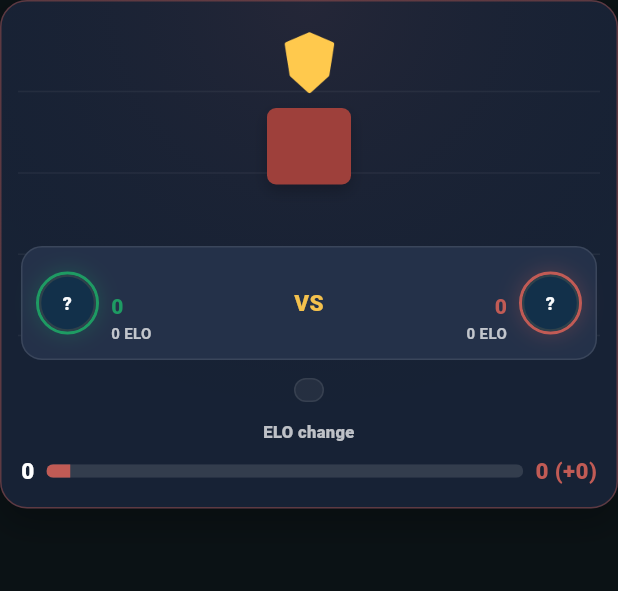
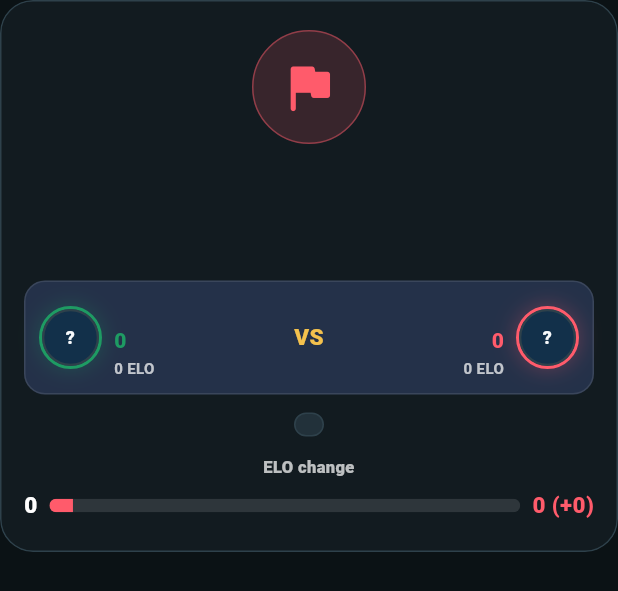
Before and after one commit to ahmtilhn/sudoku_game, a Flutter app: the _ResultShowcaseCard widget shown alone on an empty page, opened directly with empty values, on a phone screen of 412 x 824 dp. Shown: the top 591 px of the screen. Run offline on Flutter 3.47's test engine with Material 3 defaults, Android fonts, the phone set to English and light mode, and no system bars; our stand-ins replace firebase_analytics, firebase_auth, firebase_core, firebase_crashlytics, firebase_messaging, flutter_local_notifications and 5 more; missing offline and left inert: app_tracking_transparency, facebook_app_events, firebase_app_check, in_app_purchase_android; accounts and stored records are empty; statements that could not run were skipped.

Commit message:
Unify online duel result with the shared outcome template

```diff
--- a/lib/features/duel/online_duel_screen.dart
+++ b/lib/features/duel/online_duel_screen.dart
@@ -18,6 +18,7 @@ import '../../widgets/duel_asset_icon.dart';
 import '../../widgets/number_pad.dart';
 import '../../widgets/player_avatar.dart';
 import '../../widgets/sudoku_board.dart';
+import '../../widgets/ux_feedback.dart';
 import '../economy/coin_store_screen.dart';
 import 'matchmaking_screen.dart';
 import 'pre_match_ready_screen.dart';
@@ -878,52 +879,28 @@ class _ResultShowcaseCard extends StatelessWidget {
     final accent = draw
         ? const Color(0xFF8DA2BE)
         : won
-        ? const Color(0xFF1E9B63)
-        : const Color(0xFFC15B55);
-    final banner = draw
-        ? const Color(0xFF4D627E)
+        ? const Color(0xFF29D398)
+        : Theme.of(context).colorScheme.error;
+    final icon = draw
+        ? Icons.handshake_outlined
         : won
-        ? const Color(0xFF128151)
-        : const Color(0xFF9E403B);
-    return DecoratedBox(
-      decoration: BoxDecoration(
-        color: const Color(0xFF172235),
-        borderRadius: BorderRadius.circular(18),
-        border: Border.all(color: accent.withValues(alpha: .42)),
-        boxShadow: [
-          BoxShadow(
-            color: Colors.black.withValues(alpha: .24),
-            blurRadius: 18,
-            offset: const Offset(0, 10),
-          ),
-        ],
-      ),
-      child: ClipRRect(
-        borderRadius: BorderRadius.circular(18),
-        child: Stack(
-          children: [
-            Positioned.fill(
-              child: CustomPaint(painter: _ResultSurfacePainter(accent)),
-            ),
-            Padding(
-              padding: const EdgeInsets.fromLTRB(14, 16, 14, 14),
+        ? Icons.emoji_events_rounded
+        : Icons.flag_rounded;
+
+    return Card(
+      clipBehavior: Clip.antiAlias,
+      child: Padding(
+        padding: const EdgeInsets.fromLTRB(16, 20, 16, 16),
         child: Column(
           mainAxisSize: MainAxisSize.min,
           children: [
-                  _ResultCrown(accent: accent),
-                  const SizedBox(height: 4),
-                  _ResultBanner(title: title, color: banner),
-                  const SizedBox(height: 8),
-                  Text(
-                    subtitle,
-                    textAlign: TextAlign.center,
-                    style: TextStyle(
-                      color: Colors.white.withValues(alpha: .86),
-                      fontSize: 13,
-                      fontWeight: FontWeight.w700,
-                    ),
-                  ),
-                  const SizedBox(height: 14),
+            UxOutcomeHeader(
+              icon: icon,
+              title: title,
+              subtitle: subtitle,
+              accent: accent,
+            ),
+            const SizedBox(height: 18),
             _ResultPlayersRow(
               localPlayer: localPlayer,
               opponent: opponent,
@@ -936,10 +913,10 @@ class _ResultShowcaseCard extends StatelessWidget {
             const SizedBox(height: 12),
             DecoratedBox(
               decoration: BoxDecoration(
-                      color: Colors.white.withValues(alpha: .06),
-                      borderRadius: BorderRadius.circular(12),
+                color: Theme.of(context).colorScheme.surfaceContainerHigh,
+                borderRadius: BorderRadius.circular(16),
                 border: Border.all(
-                        color: Colors.white.withValues(alpha: .08),
+                  color: Theme.of(context).colorScheme.outlineVariant,
                 ),
               ),
               child: Padding(
@@ -958,93 +935,9 @@ class _ResultShowcaseCard extends StatelessWidget {
               const SizedBox(height: 12),
               _ResultEloBar(rating: rating!, color: accent),
             ],
+            const SizedBox(height: 4),
             footer,
           ],
-              ),
-            ),
-          ],
-        ),
-      ),
-    );
-  }
-}
-
-class _ResultSurfacePainter extends CustomPainter {
-  const _ResultSurfacePainter(this.color);
-
-  final Color color;
-
-  @override
-  void paint(Canvas canvas, Size size) {
-    final paint = Paint()
-      ..shader = RadialGradient(
-        center: const Alignment(0, -1),
-        radius: .9,
-        colors: [color.withValues(alpha: .08), Colors.transparent],
-      ).createShader(Offset.zero & size);
-    canvas.drawRect(Offset.zero & size, paint);
-
-    final line = Paint()
-      ..color = Colors.white.withValues(alpha: .05)
-      ..strokeWidth = 1;
-    for (var i = 0; i < 4; i++) {
-      final y = size.height * (.18 + i * .16);
-      canvas.drawLine(Offset(12, y), Offset(size.width - 12, y), line);
-    }
-  }
-
-  @override
-  bool shouldRepaint(covariant _ResultSurfacePainter oldDelegate) {
-    return oldDelegate.color != color;
-  }
-}
-
-class _ResultCrown extends StatelessWidget {
-  const _ResultCrown({required this.accent});
-
-  final Color accent;
-
-  @override
-  Widget build(BuildContext context) {
-    return DuelAssetIcon(
-      DuelAsset.shield,
-      color: const Color(0xFFFFC94D),
-      size: 52,
-    );
-  }
-}
-
-class _ResultBanner extends StatelessWidget {
-  const _ResultBanner({required this.title, required this.color});
-
-  final String title;
-  final Color color;
-
-  @override
-  Widget build(BuildContext context) {
-    return DecoratedBox(
-      decoration: BoxDecoration(
-        color: color,
-        borderRadius: BorderRadius.circular(6),
-        boxShadow: [
-          BoxShadow(
-            color: Colors.black.withValues(alpha: .22),
-            blurRadius: 8,
-            offset: const Offset(0, 4),
-          ),
-        ],
-      ),
-      child: Padding(
-        padding: const EdgeInsets.symmetric(horizontal: 28, vertical: 7),
-        child: Text(
-          title.toUpperCase(),
-          maxLines: 1,
-          overflow: TextOverflow.ellipsis,
-          style: const TextStyle(
-            color: Color(0xFFFFEAA6),
-            fontSize: 25,
-            fontWeight: FontWeight.w900,
-          ),
         ),
       ),
     );
```
Lines whose indentation alone changed are shown as unchanged.
